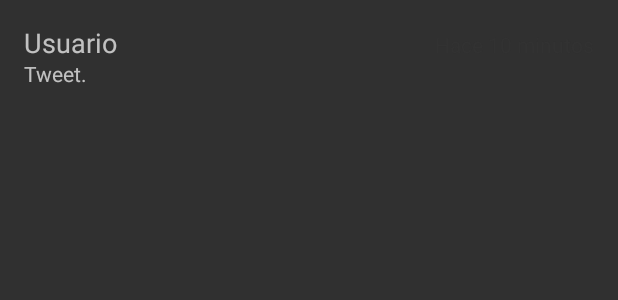
After one commit to Angelotas/Android_Yamba, an Android app: the layout list_item.xml on its own in the app's theme, with its tools: preview values and no code run, on a phone screen of 412 x 824 dp. The commit adds this screen. Shown: the top 300 px of the screen. Run offline under Robolectric (Android 15) with nearby library versions, the phone set to English and light mode, and no system bars.

Commit message:
Practica hasa el tema 10

```diff
--- a/app/src/main/java/com/example/ngel/yambagrupo6/MainActivity.java
+++ b/app/src/main/java/com/example/ngel/yambagrupo6/MainActivity.java
@@ -5,6 +5,7 @@ import android.support.v7.app.AppCompatActivity;
 import android.os.Bundle;
 import android.view.Menu;
 import android.view.MenuItem;
+import android.widget.Toast;
 
 public class MainActivity extends AppCompatActivity {
 
@@ -39,6 +40,11 @@ public class MainActivity extends AppCompatActivity {
             case R.id.itemServiceStop:
                 stopService(new Intent(this, RefreshService.class));
                 return true;
+            case R.id.action_purge:                                     //limpiar la bbbdd y dejarla vacía
+                int rows = getContentResolver().delete(StatusContract.CONTENT_URI, null, null);
+                Toast.makeText(this, rows+ getString(R.string.filas_borradas), Toast.LENGTH_LONG).show();
+                return true;
+
             default:
                 return false;
         }
--- /dev/null
+++ b/app/src/main/res/layout/list_item.xml
@@ -0,0 +1,41 @@
+<?xml version="1.0" encoding="utf-8"?>
+<RelativeLayout xmlns:android="http://schemas.android.com/apk/res/android"
+    android:id="@+id/list_item_content"
+    android:layout_width="match_parent"
+    android:layout_height="match_parent"
+    android:paddingBottom="@dimen/activity_vertical_margin"
+    android:paddingLeft="@dimen/activity_horizontal_margin"
+    android:paddingRight="@dimen/activity_horizontal_margin"
+    android:paddingTop="@dimen/activity_vertical_margin">
+
+    <!--FORMATO QUE TENDRÁ CADA ENTRADA DE LA LISTA-->
+    <TextView
+        android:id="@+id/list_item_text_user"
+        android:layout_width="wrap_content"
+        android:layout_height="wrap_content"
+        android:layout_alignParentLeft="true"
+        android:layout_alignParentTop="true"
+        android:text="Usuario"
+        android:textAppearance="?android:attr/textAppearanceMedium" />
+
+    <TextView
+        android:id="@+id/list_item_text_created_at"
+        android:layout_width="wrap_content"
+        android:layout_height="wrap_content"
+        android:layout_alignBaseline="@+id/list_item_text_user"
+        android:layout_alignBottom="@+id/list_item_text_user"
+        android:layout_alignParentRight="true"
+        android:text="Hace 10 minutos"
+        android:textAppearance="?android:attr/textAppearanceSmall"
+        android:textColor="@android:color/secondary_text_light" />
+
+    <TextView
+        android:id="@+id/list_item_text_message"
+        android:layout_width="match_parent"
+        android:layout_height="wrap_content"
+        android:layout_alignParentLeft="true"
+        android:layout_below="@+id/list_item_text_created_at"
+        android:text="Tweet."
+        android:textAppearance="?android:attr/textAppearanceSmall" />
+
+</RelativeLayout>
--- a/app/src/main/res/values/strings.xml
+++ b/app/src/main/res/values/strings.xml
@@ -19,4 +19,5 @@
     <string name="titleServiceStop">Parar servicio</string>
     <string name="sumary_delay">Por favor, introduce el intervalo de tiempo para el refrescado de tweets (por defecto 30000 milisegundos)</string>
     <string name="key_delay">Refrescado(ms)</string>
+    <string name="filas_borradas">filas de la base de datos borradas</string>
 </resources>
```
Also changed, not shown: app/src/main/java/com/example/ngel/yambagrupo6/TimelineFragment.java (added, +64 -0 lines), app/src/main/res/layout/activity_main.xml (+7 -0 lines), 1 other file.
